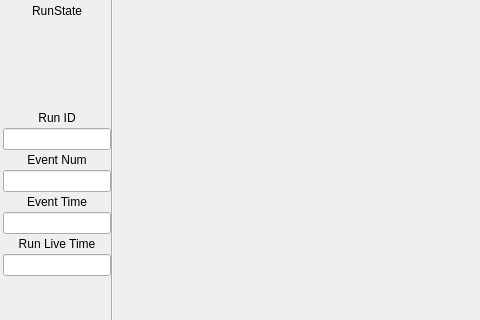
Above: ui/mainwindow.ui from SBC-Collaboration/SBC-RunControl before the change; both pictures show x 0 to 480 and y 277 to 597 of the 1000 by 750 pixel window. Below: the same form after it.
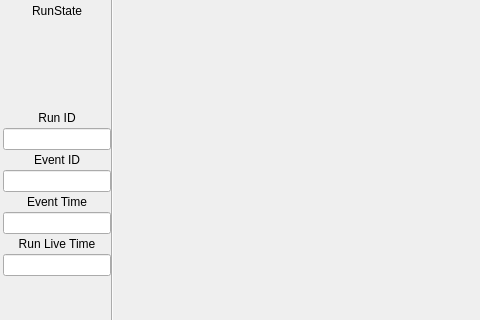
That is the form after the change. The open tabs and pages were chosen to show the change. Icons and pictures are not drawn.

Commit message: Add some documentation for config file

```diff
--- a/ui/mainwindow.ui
+++ b/ui/mainwindow.ui
@@ -269,7 +269,7 @@
            </sizepolicy>
           </property>
           <property name="text">
-           <string>Event Num</string>
+           <string>Event ID</string>
           </property>
           <property name="alignment">
            <set>Qt::AlignCenter</set>
```
Left out of the diff: 12 changed lines with no effect on the pictures. The commit also changes 2 other files.
